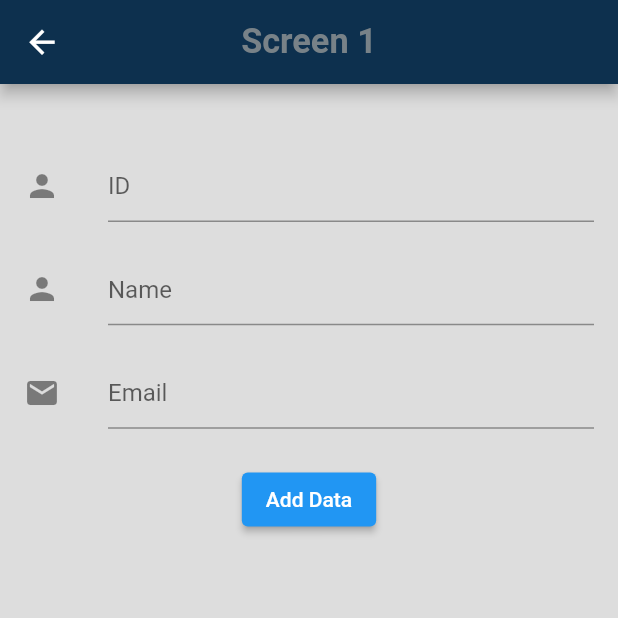
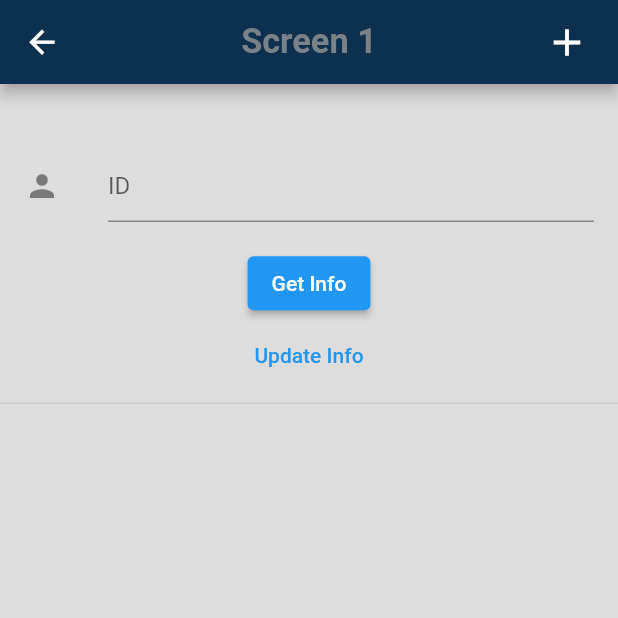
Before and after one commit to MridulChauhan/Platos-Task, a Flutter app: the screen it shows after launch, after a tap on "Screen 1", on a phone screen of 412 x 824 dp, the top half of it. Run offline on Flutter 3.47's test engine with Material 2 defaults, Android fonts, the phone set to English and light mode, and no system bars; our stand-ins replace cloud_firestore, firebase_core, flutter_screenutil; accounts and stored records are empty.

Commit message:
screen1 feature updates

```diff
--- a/lib/main.dart
+++ b/lib/main.dart
@@ -1,16 +1,19 @@
 import 'package:firebase_core/firebase_core.dart';
 import 'package:flutter/material.dart';
 import 'package:flutter/services.dart';
+import 'package:platos_task/screens/add_data_screen.dart';
 import 'package:platos_task/screens/screen_2.dart';
 import 'package:platos_task/screens/home_screen.dart';
 import 'package:flutter_screenutil/flutter_screenutil.dart';
 import 'package:platos_task/screens/screen_1.dart';
+import 'package:platos_task/screens/update_screen.dart';
 import 'package:platos_task/utils/utils.dart';
 
 void main() async {
   WidgetsFlutterBinding.ensureInitialized();
   SystemChrome.setPreferredOrientations([DeviceOrientation.portraitUp]);
   await Firebase.initializeApp();
+  WidgetsFlutterBinding.ensureInitialized();
   runApp(MyApp());
 }
 
@@ -27,6 +30,8 @@ class MyApp extends StatelessWidget {
           AppRoutes.homeScreen: (context) => HomeScreen(),
           AppRoutes.users: (context) => Users(),
           AppRoutes.clubMembers: (context) => ClubMembers(),
+          AppRoutes.addDataScreen: (context) => AddDataScreen(),
+          AppRoutes.updateScreen: (context) => UpdateScreen(),
         },
       ),
     );
--- a/lib/screens/home_screen.dart
+++ b/lib/screens/home_screen.dart
@@ -1,11 +1,15 @@
 import 'package:flutter/material.dart';
+import 'package:platos_task/services.dart/data_model.dart';
 import 'package:platos_task/utils/routes.dart';
 import 'package:platos_task/values/decoration.dart';
+import 'package:provider/provider.dart';
 
 class HomeScreen extends StatelessWidget {
   @override
   Widget build(BuildContext context) {
-    return SafeArea(
+    return ChangeNotifierProvider<Data>(
+      create: (context) => Data(),
+      child: SafeArea(
           child: Scaffold(
         appBar: AppBar(
           centerTitle: true,
@@ -31,6 +35,7 @@ class HomeScreen extends StatelessWidget {
             ],
           ),
         ),
-    ));
+      )),
+    );
   }
 }
--- a/lib/screens/screen_1.dart
+++ b/lib/screens/screen_1.dart
@@ -2,6 +2,7 @@ import 'package:flutter/material.dart';
 import 'package:flutter_screenutil/flutter_screenutil.dart';
 import 'package:platos_task/services.dart/firebase_func.dart';
 import 'package:platos_task/utils/constants.dart';
+import 'package:platos_task/utils/routes.dart';
 import 'package:platos_task/values/values.dart';
 
 class Users extends StatefulWidget {
@@ -10,19 +11,13 @@ class Users extends StatefulWidget {
 }
 
 class _UsersState extends State<Users> {
+  List<String> _keys = [];
+  List<dynamic> _values = [];
   String _id;
-  String _name;
-  String _email;
   TextEditingController _idController = TextEditingController();
-  TextEditingController _nameController = TextEditingController();
-  TextEditingController _emailController = TextEditingController();
 
   void clearTextfield() {
-    _nameController.clear();
-    _emailController.clear();
     _idController.clear();
-    _name = "";
-    _email = "";
     _id = "";
   }
 
@@ -30,16 +25,29 @@ class _UsersState extends State<Users> {
   void dispose() {
     super.dispose();
     _idController.dispose();
-    _nameController.dispose();
-    _emailController.dispose();
   }
 
   @override
   Widget build(BuildContext context) {
+    final _theme = Theme.of(context);
     return SafeArea(
       child: Scaffold(
         resizeToAvoidBottomInset: false,
         appBar: AppBar(
+          actions: [
+            Padding(
+              padding: const EdgeInsets.only(
+                  right: AppConstants.horizontalPadding * 0.5),
+              child: IconButton(
+                onPressed: () =>
+                    Navigator.pushNamed(context, AppRoutes.addDataScreen),
+                icon: Icon(
+                  Icons.add,
+                  size: AppConstants.iconSize,
+                ),
+              ),
+            ),
+          ],
           centerTitle: true,
           title: Text(
             "Screen 1",
@@ -65,51 +73,54 @@ class _UsersState extends State<Users> {
               SizedBox(
                 height: ScreenUtil().setHeight(10),
               ),
-              ListTile(
-                leading: const Icon(Icons.person),
-                title: new TextField(
-                  controller: _nameController,
-                  decoration: new InputDecoration(
-                    hintText: "Name",
-                  ),
-                  onChanged: (value) {
-                    setState(() => _name = value);
-                  },
-                ),
-              ),
-              SizedBox(
-                height: ScreenUtil().setHeight(10),
-              ),
-              ListTile(
-                leading: const Icon(Icons.email),
-                title: new TextField(
-                  controller: _emailController,
-                  decoration: new InputDecoration(
-                    hintText: "Email",
-                  ),
-                  onChanged: (value) {
-                    setState(() => _email = value);
-                  },
-                ),
-              ),
-              SizedBox(
-                height: ScreenUtil().setHeight(15),
-              ),
               ElevatedButton(
                 onPressed: () async {
-                    if (_name != null && _email != null) {
-                      FirebaseFunc.addUsers(_id, _name, _email);
+                  if (_id != null) {
+                    await FirebaseFunc.getUsers(_id).then((value) {
+                      setState(() {
+                        _keys = value[0].keys.toList();
+                        _values = value[0].values.toList();
+                      });
+                    });
                     clearTextfield();
-                      var userinfo = await FirebaseFunc.getUsers("17BCE0925");
-                      print(userinfo);
                   } else
                     ScaffoldMessenger.of(context).showSnackBar(
                       SnackBar(
-                          content: Text("Please enter data to add"),
+                        content: Text("Please enter ID to get UserInfo"),
                       ),
                     );
                 },
-                  child: Text("Add Data"))
+                child: Text("Get Info"),
+              ),
+              TextButton(
+                onPressed: () =>
+                    Navigator.pushNamed(context, AppRoutes.updateScreen),
+                child: Text("Update Info"),
+              ),
+              Divider(),
+              Padding(
+                padding: EdgeInsets.symmetric(
+                    vertical: AppConstants.verticalPadding * 0.5,
+                    horizontal: AppConstants.horizontalPadding * 0.5),
+                child: (_keys != null && _values != null)
+                    ? ListView.builder(
+                        scrollDirection: Axis.vertical,
+                        shrinkWrap: true,
+                        itemCount: _keys.length,
+                        itemBuilder: (BuildContext context, int index) {
+                          return ListTile(
+                            leading: Text(
+                              _keys[index].toUpperCase(),
+                              style: _theme.textTheme.headline1,
+                            ),
+                            trailing: Text(
+                              _values[index],
+                              style: _theme.textTheme.headline2,
+                            ),
+                          );
+                        })
+                    : Container(),
+              ),
             ],
           ),
         ),
--- a/lib/utils/constants.dart
+++ b/lib/utils/constants.dart
@@ -1,4 +1,5 @@
 class AppConstants {
   static const double horizontalPadding = 20.0;
   static const double verticalPadding = 20.0;
+  static const double iconSize = 30.0;
 }
--- a/lib/utils/routes.dart
+++ b/lib/utils/routes.dart
@@ -2,4 +2,6 @@ class AppRoutes {
   static final homeScreen = "/homescreen";
   static final users = "/users";
   static final clubMembers = "/club_members";
+  static final addDataScreen = "/add_data_screen";
+  static final updateScreen = "/update_screen";
 }
--- a/pubspec.yaml
+++ b/pubspec.yaml
@@ -30,6 +30,7 @@ dependencies:
   firebase_core: ^1.0.0
   cloud_firestore: ^1.0.0
   flutter_screenutil: ^4.0.3+2
+  provider: ^5.0.0
 
 dev_dependencies:
   flutter_test:
```
Also changed, not shown: lib/screens/add_data_screen.dart (added, +117 -0 lines), lib/screens/update_screen.dart (added, +8 -0 lines), lib/services.dart/data_model.dart (added, +9 -0 lines), pubspec.lock. Lines whose indentation alone changed are shown as unchanged.
